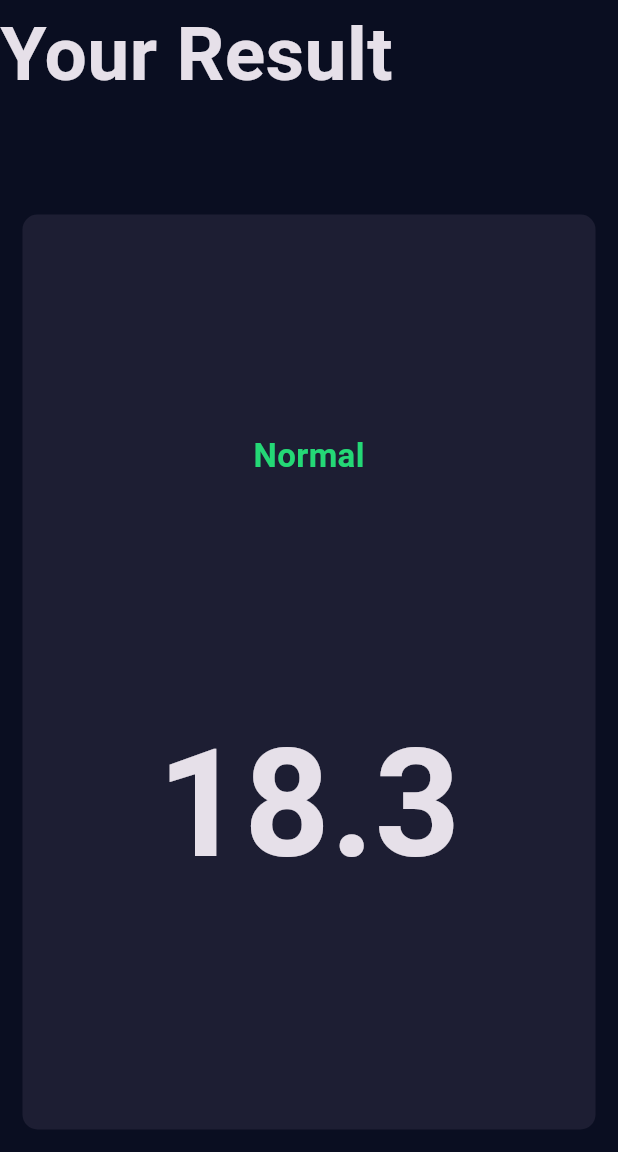
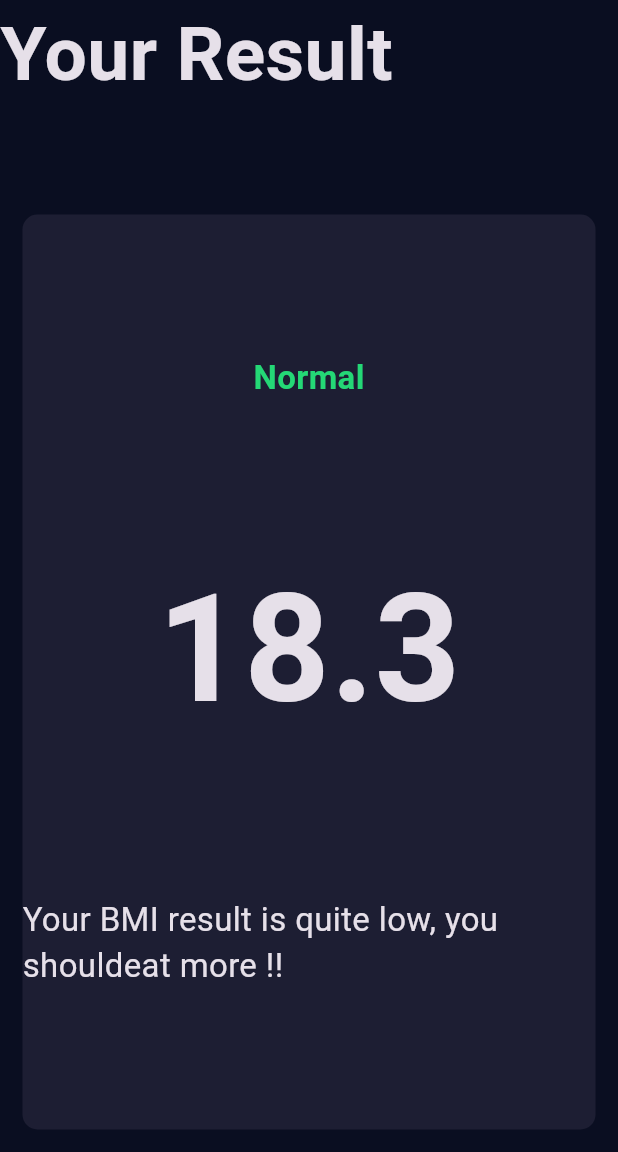
Before and after one commit to keshav1023/BMI_Calc-Flutter, a Flutter app: the ResultsPage screen opened directly, on a phone screen of 412 x 824 dp, the part 84-1236 px from its top. Run offline on Flutter 3.47's test engine with Material 3 defaults, Android fonts, the phone set to English and light mode, and no system bars; our stand-ins replace font_awesome_flutter.

Commit message:
body text of result added

```diff
--- a/lib/results_page.dart
+++ b/lib/results_page.dart
@@ -37,6 +37,10 @@ class ResultsPage extends StatelessWidget {
                     '18.3',
                     style: kBMITextStyle,
                   ),
+                  Text(
+                    'Your BMI result is quite low, you shouldeat more !!',
+                    style: kBodyTextStyle,
+                  ),
                 ],
               ),
             ),
```
